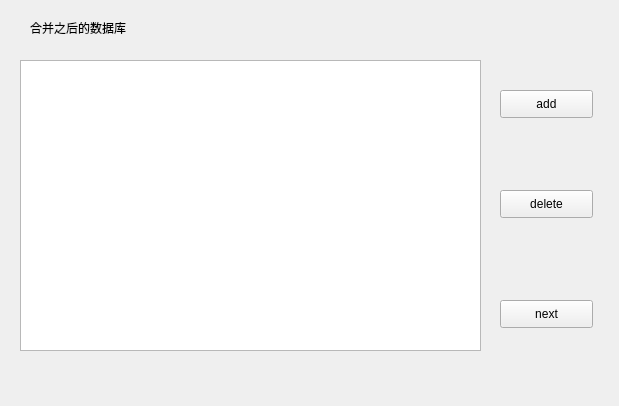
This is lab/combined.ui in HongruiDuan/DatabaseLab as Qt 5 draws it before an edit. The edited form follows.
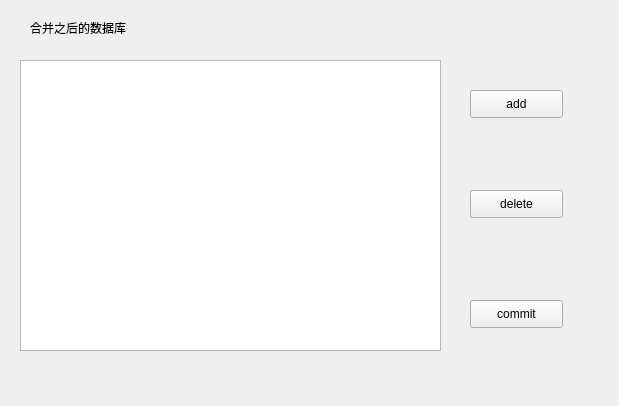
This is the edited form.

What changed in the file:
```diff
--- a/lab/combined.ui
+++ b/lab/combined.ui
@@ -18,7 +18,7 @@
     <rect>
      <x>20</x>
      <y>60</y>
-     <width>461</width>
+     <width>421</width>
      <height>291</height>
     </rect>
    </property>
@@ -39,7 +39,7 @@
   <widget class="QPushButton" name="Badd">
    <property name="geometry">
     <rect>
-     <x>500</x>
+     <x>470</x>
      <y>90</y>
      <width>93</width>
      <height>28</height>
@@ -52,7 +52,7 @@
   <widget class="QPushButton" name="Bdelete">
    <property name="geometry">
     <rect>
-     <x>500</x>
+     <x>470</x>
      <y>190</y>
      <width>93</width>
      <height>28</height>
@@ -65,14 +65,14 @@
   <widget class="QPushButton" name="Bnext">
    <property name="geometry">
     <rect>
-     <x>500</x>
+     <x>470</x>
      <y>300</y>
      <width>93</width>
      <height>28</height>
     </rect>
    </property>
    <property name="text">
-    <string>next</string>
+    <string>commit</string>
    </property>
   </widget>
  </widget>
```
